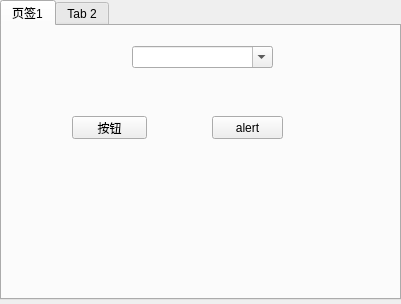
Qt form GUI/QtDesigner/once.ui (Sqcode/ppython) before a commit.
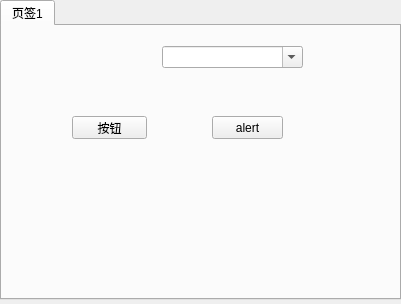
The same form after that commit.

The edit to the form file:
```diff
--- a/GUI/QtDesigner/once.ui
+++ b/GUI/QtDesigner/once.ui
@@ -14,6 +14,9 @@
    <string>演示窗口</string>
   </property>
   <widget class="QTabWidget" name="tabWidget">
+   <property name="enabled">
+    <bool>true</bool>
+   </property>
    <property name="geometry">
     <rect>
      <x>0</x>
@@ -29,15 +32,26 @@
     <attribute name="title">
      <string>页签1</string>
     </attribute>
-    <widget class="QComboBox" name="comboBox">
+    <widget class="QComboBox" name="unit_comboBox">
+     <property name="enabled">
+      <bool>true</bool>
+     </property>
      <property name="geometry">
       <rect>
-       <x>130</x>
+       <x>160</x>
        <y>20</y>
        <width>141</width>
        <height>22</height>
       </rect>
      </property>
+     <property name="font">
+      <font>
+       <family>微软雅黑</family>
+       <pointsize>12</pointsize>
+       <weight>75</weight>
+       <bold>true</bold>
+      </font>
+     </property>
      <property name="editable">
       <bool>true</bool>
      </property>
@@ -93,11 +107,6 @@
      </property>
     </widget>
    </widget>
-   <widget class="QWidget" name="tab_2">
-    <attribute name="title">
-     <string>Tab 2</string>
-    </attribute>
-   </widget>
   </widget>
  </widget>
  <resources/>
```
Left out of the diff: 15 changed lines with no effect on the pictures.
